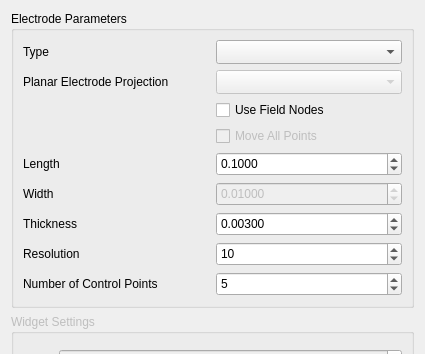
Old version of the form src/Interface/Modules/Fields/GenerateElectrodeFromPoints.ui in the repository SCIInstitute/SCIRun; both pictures show x 0 to 425 and y 0 to 354 of the 425 by 570 pixel window.
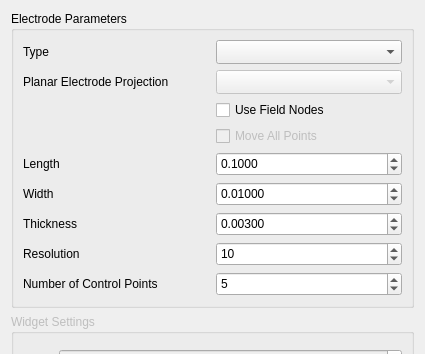
New version of the form.

Commit message: signal missing from dialog

Patch:
```diff
--- a/src/Interface/Modules/Fields/GenerateElectrodeFromPoints.ui
+++ b/src/Interface/Modules/Fields/GenerateElectrodeFromPoints.ui
@@ -50,7 +50,7 @@
       <item row="5" column="1">
        <widget class="QDoubleSpinBox" name="WidthDoubleSpinBox_">
         <property name="enabled">
-         <bool>false</bool>
+         <bool>true</bool>
         </property>
         <property name="minimumSize">
          <size>
@@ -385,7 +385,7 @@
     </widget>
    </item>
    <item>
-    <widget class="QGroupBox" name="">
+    <widget class="QGroupBox" name="groupBox">
      <property name="enabled">
       <bool>false</bool>
      </property>
```
The commit also changes 2 other files.
